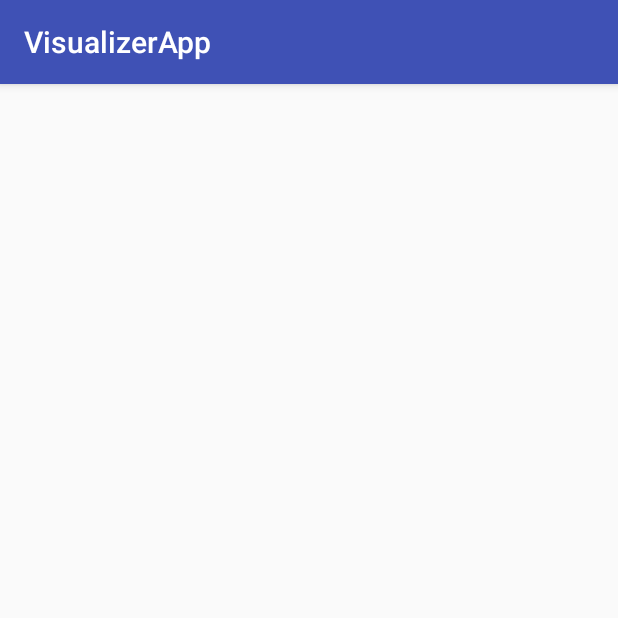
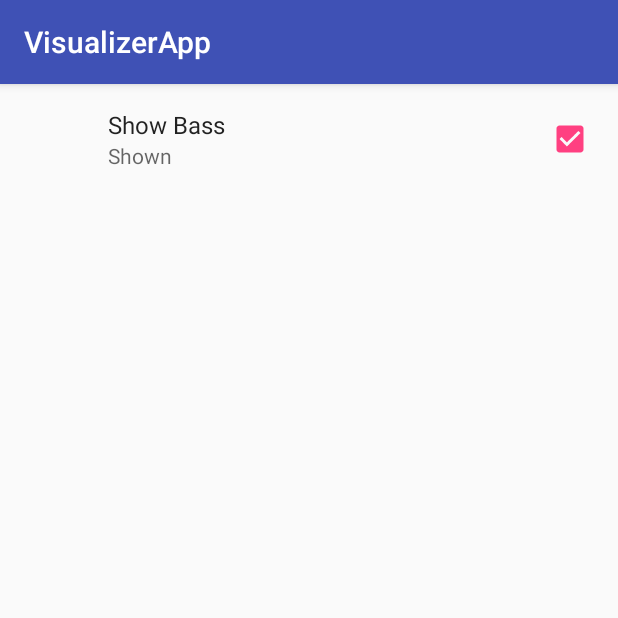
Before and after one commit to AnusreeSajeevan/Visualizer, an Android app: the SettingsActivity screen opened directly, with no data from a screen before it, on a phone screen of 412 x 824 dp, the top half of it. Run offline under Robolectric (Android 15) with nearby library versions, the phone set to English and light mode, and no system bars; our stand-ins replace androidx.preference.

Commit message:
feat : Create checkboxPreference

```diff
--- a/app/build.gradle
+++ b/app/build.gradle
@@ -22,7 +22,11 @@ dependencies {
     implementation fileTree(dir: 'libs', include: ['*.jar'])
     implementation 'com.android.support:appcompat-v7:26.1.0'
     implementation 'com.android.support.constraint:constraint-layout:1.0.2'
+    implementation 'com.android.support:support-v4:26.1.0'
     testImplementation 'junit:junit:4.12'
     androidTestImplementation 'com.android.support.test:runner:1.0.1'
     androidTestImplementation 'com.android.support.test.espresso:espresso-core:3.0.1'
+
+    //preferences
+    implementation 'com.android.support:preference-v7:26.1.0'
 }
--- /dev/null
+++ b/app/src/main/java/com/example/anu/visualizerapp/SettingsFragment.java
@@ -0,0 +1,22 @@
+package com.example.anu.visualizerapp;
+
+import android.content.Context;
+import android.net.Uri;
+import android.os.Bundle;
+import android.support.v4.app.Fragment;
+import android.support.v7.preference.PreferenceFragmentCompat;
+import android.view.LayoutInflater;
+import android.view.View;
+import android.view.ViewGroup;
+
+
+public class SettingsFragment extends PreferenceFragmentCompat {
+
+
+    @Override
+    public void onCreatePreferences(Bundle savedInstanceState, String rootKey) {
+        addPreferencesFromResource(R.xml.pref_visualizer);
+    }
+
+
+}
--- a/app/src/main/res/layout/activity_settings.xml
+++ b/app/src/main/res/layout/activity_settings.xml
@@ -1,9 +1,7 @@
 <?xml version="1.0" encoding="utf-8"?>
-<android.support.constraint.ConstraintLayout xmlns:android="http://schemas.android.com/apk/res/android"
+<fragment xmlns:android="http://schemas.android.com/apk/res/android"
     xmlns:app="http://schemas.android.com/apk/res-auto"
     xmlns:tools="http://schemas.android.com/tools"
     android:layout_width="match_parent"
     android:layout_height="match_parent"
-    tools:context="com.example.anu.visualizerapp.SettingsActivity">
-
-</android.support.constraint.ConstraintLayout>
+    android:name="com.example.anu.visualizerapp.SettingsFragment"/>
--- /dev/null
+++ b/app/src/main/res/layout/fragment_settings.xml
@@ -0,0 +1,5 @@
+<FrameLayout xmlns:android="http://schemas.android.com/apk/res/android"
+    xmlns:tools="http://schemas.android.com/tools"
+    android:layout_width="match_parent"
+    android:layout_height="match_parent"
+    tools:context="com.example.anu.visualizerapp.SettingsFragment"/>
--- a/app/src/main/res/values/strings.xml
+++ b/app/src/main/res/values/strings.xml
@@ -14,4 +14,9 @@
     <string name="pref_color_green_value" translatable="false">green</string>
 
     <string name="settings">Settings</string>
+
+    <string name="show_bass_title">Show Bass</string>
+    <string name="pref_off_summary">Hidden</string>
+    <string name="pref_on_summary">Shown</string>
+    <string name="pref_key">show_bass</string>
 </resources>
--- a/app/src/main/res/values/styles.xml
+++ b/app/src/main/res/values/styles.xml
@@ -6,6 +6,7 @@
         <item name="colorPrimary">@color/colorPrimary</item>
         <item name="colorPrimaryDark">@color/colorPrimaryDark</item>
         <item name="colorAccent">@color/colorAccent</item>
+        <item name="preferenceTheme">@style/PreferenceThemeOverlay</item>
     </style>
 
 </resources>
--- /dev/null
+++ b/app/src/main/res/xml/pref_visualizer.xml
@@ -0,0 +1,9 @@
+<?xml version="1.0" encoding="utf-8"?>
+<PreferenceScreen xmlns:android="http://schemas.android.com/apk/res/android">
+<CheckBoxPreference
+    android:defaultValue="true"
+    android:title="@string/show_bass_title"
+    android:summaryOff="@string/pref_off_summary"
+    android:key="@string/pref_key"
+    android:summaryOn="@string/pref_on_summary"/>
+</PreferenceScreen>
```
